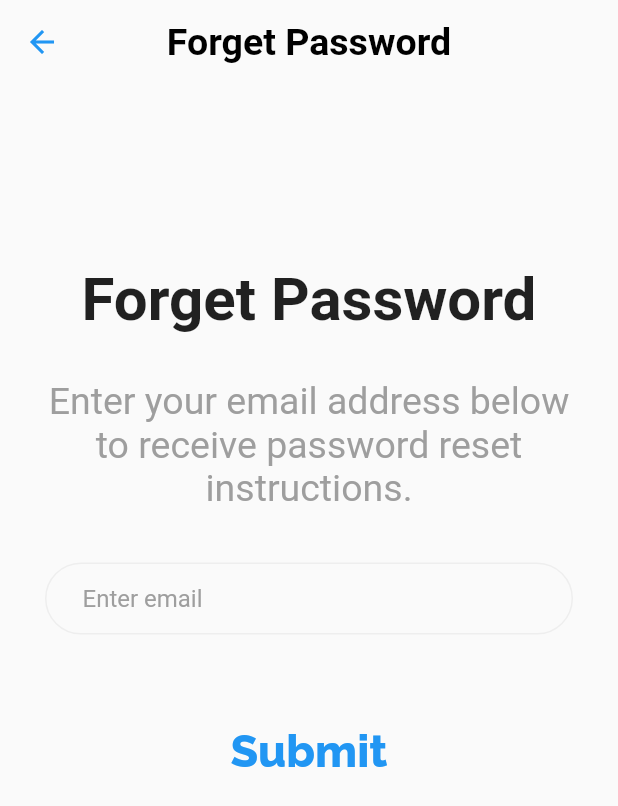
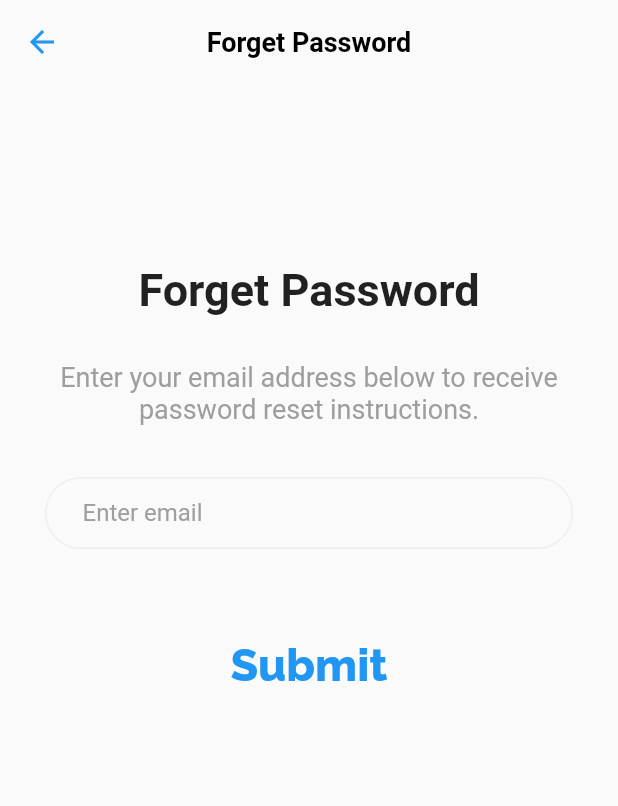
Before and after one commit to rmarcais/holbertonschool-twitter_clone, a Flutter app: the screen it shows after launch, after a tap on "Forget password?", on a phone screen of 412 x 824 dp. Shown: the top 806 px of the screen. Run offline on Flutter 3.47's test engine with Material 2 defaults, Android fonts, the phone set to English and light mode, and no system bars; network calls fail.

Commit message:
Improve UI

```diff
--- a/twitter/lib/screens/forgot_password_screen.dart
+++ b/twitter/lib/screens/forgot_password_screen.dart
@@ -40,7 +40,7 @@ class _ForgetPassword extends State<ForgetPassword> {
           style: TextStyle(
             color: Colors.black,
             fontWeight: FontWeight.bold,
-            fontSize: 25
+            fontSize: 18
           ),
         ),
       ),
@@ -57,7 +57,7 @@ class _ForgetPassword extends State<ForgetPassword> {
                   "Forget Password",
                   textAlign: TextAlign.center,
                   style: TextStyle(
-                    fontSize: 40,
+                    fontSize: 30,
                     fontWeight: FontWeight.bold,
                   ),
                 ),
@@ -68,7 +68,7 @@ class _ForgetPassword extends State<ForgetPassword> {
                   "Enter your email address below to receive password reset instructions.",
                   textAlign: TextAlign.center,
                   style: TextStyle(
-                    fontSize: 25,
+                    fontSize: 18,
                     color: Colors.grey
                   ),
                 ),
--- a/twitter/lib/screens/signin_screen.dart
+++ b/twitter/lib/screens/signin_screen.dart
@@ -1,6 +1,7 @@
 import 'package:flutter/material.dart';
 import 'package:twitter/widgets/entry_field.dart';
 import 'package:twitter/widgets/flat_button.dart';
+import 'package:twitter/screens/home_screen.dart';
 import 'package:twitter/screens/signup_screen.dart';
 import 'package:twitter/screens/forgot_password_screen.dart';
 
@@ -45,7 +46,7 @@ class _SignIn extends State<SignIn> {
                   "Sign In",
                   textAlign: TextAlign.center,
                   style: TextStyle(
-                    fontSize: 40,
+                    fontSize: 30,
                     fontWeight: FontWeight.bold,
                   ),
                 ),
@@ -57,7 +58,15 @@ class _SignIn extends State<SignIn> {
               const SizedBox(height: 20),
               CustomEntryField(hint: "Enter password", controller: _passwordController!, isPassword: true),
               const SizedBox(height: 40),
-              CustomFlatButton(label: "Submit", onPressed: () {}),
+              CustomFlatButton(
+                label: "Submit",
+                onPressed: () {
+                  Navigator.push(
+                    context,
+                    MaterialPageRoute(builder: (context) => const HomeScreen()),
+                  );
+                },
+              ),
               const SizedBox(height: 50),
               TextButton(
                 onPressed: () {
--- a/twitter/lib/screens/signup_screen.dart
+++ b/twitter/lib/screens/signup_screen.dart
@@ -50,7 +50,7 @@ class _SignUp extends State<SignUp> {
           style: TextStyle(
             color: Colors.black,
             fontWeight: FontWeight.bold,
-            fontSize: 25
+            fontSize: 18
           ),
         ),
       ),
```
